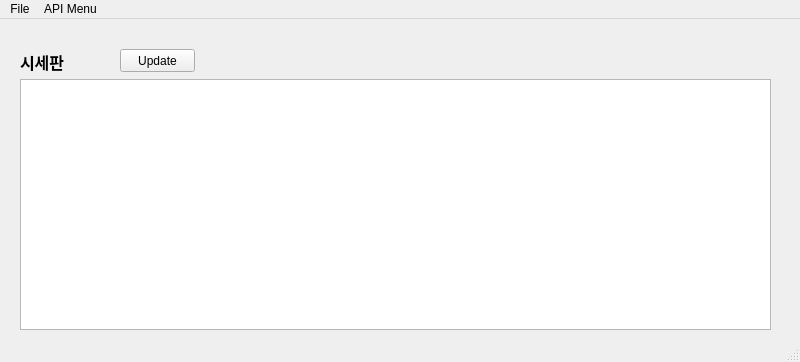
This is win3.ui in suesoo/algo_tr as Qt 5 draws it before an edit. The edited form follows.
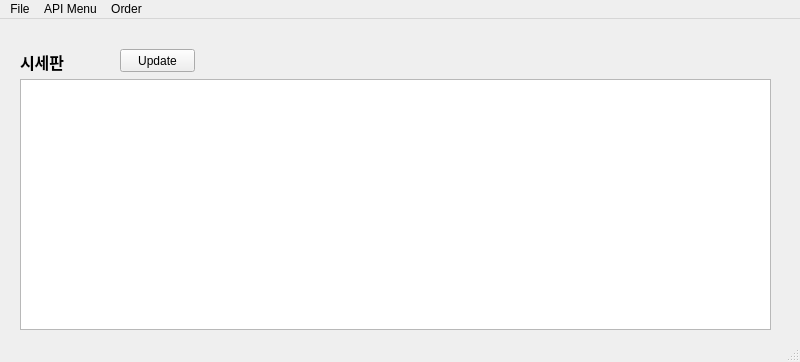
This is the edited form.

Commit message: ver. 0.7 order process partially menu added

```diff
--- a/win3.ui
+++ b/win3.ui
@@ -88,8 +88,16 @@
     </property>
     <addaction name="actionQuit"/>
    </widget>
+   <widget class="QMenu" name="menuOrder">
+    <property name="title">
+     <string>Order</string>
+    </property>
+    <addaction name="actionOrder"/>
+    <addaction name="actionOrderStatus"/>
+   </widget>
    <addaction name="menuFile"/>
    <addaction name="menuAPI_Menu"/>
+   <addaction name="menuOrder"/>
   </widget>
   <widget class="QStatusBar" name="statusbar"/>
   <action name="actionConnect">
```
Left out of the diff: 16 changed lines with no effect on the pictures. The commit also changes 8 other files.
